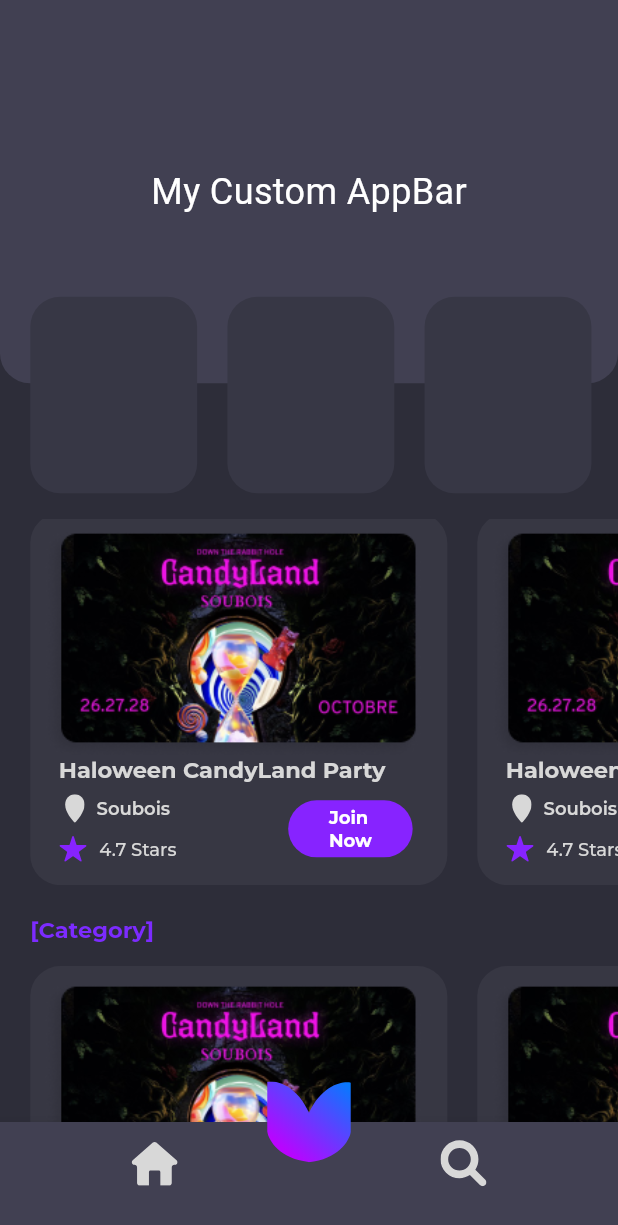
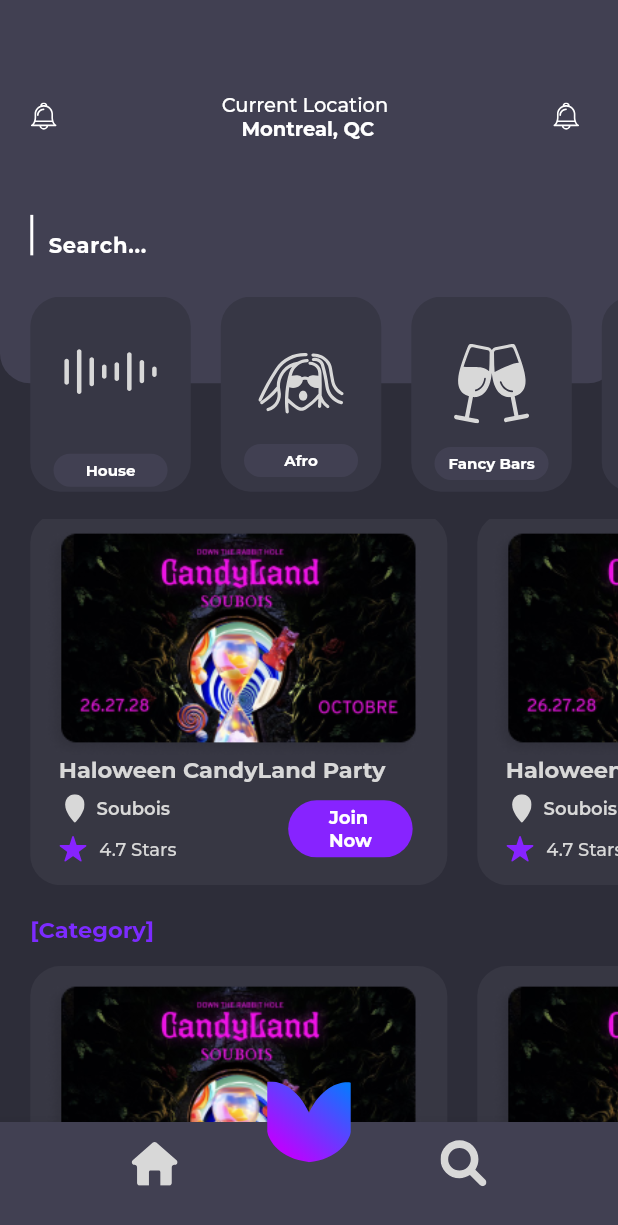
Before and after one commit to Developer-Faheem/EventsApp, a Flutter app: the screen it shows after launch, scrolled down 576 dp, on a phone screen of 412 x 824 dp. Shown: the top 1225 px of the screen. Run offline on Flutter 3.47's test engine with Material 2 defaults, Android fonts, the light colour scheme and no system bars; our stand-ins replace flutter_svg, google_fonts.

Commit message:
Done with Home

```diff
--- a/lib/Screens/Home_Screen.dart
+++ b/lib/Screens/Home_Screen.dart
@@ -11,7 +11,7 @@ class HomeScreen extends StatefulWidget {
 }
 
 class _HomeScreenState extends State<HomeScreen> {
-  bool isToggled = false;
+
   @override
   Widget build(BuildContext context) {
     double width = MediaQuery.of(context).size.width;
@@ -19,6 +19,7 @@ class _HomeScreenState extends State<HomeScreen> {
 
     return SafeArea(
       child: Scaffold(
+         resizeToAvoidBottomInset: false,
         body: PreferredSize(
           preferredSize: const Size.fromHeight(243),
           child: Stack(
@@ -37,63 +38,101 @@ class _HomeScreenState extends State<HomeScreen> {
                   color:
                       kAppBottomNavbar, // Set your desired background color here
                 ),
-                child: const Column(
-                  mainAxisAlignment: MainAxisAlignment.center,
+                child:  Padding(
+                  padding:  EdgeInsets.only(left:  width * 0.049,top:height*0.075,right: width*0.062 ),
+                  child: Column(
+                  //  mainAxisAlignment: MainAxisAlignment.center,
                     children: [
-                    Text(
-                      "My Custom AppBar",
-                      style: TextStyle(
-                        color: Colors.white, // Set your desired text color here
-                        fontSize: 24.0, // Set your desired text size here
+
+                     Row(
+                      mainAxisAlignment: MainAxisAlignment.spaceBetween,
+                      children: [
+                        SvgPicture.asset(
+                          'assets/svg/notification-bell.svg',
+                          width: 18,  // Specify the desired width
+                          height: 19.06,  // Specify the desired height
+                        ),
+
+                        Column(
+                          children: [
+                            Text('Current Location',style: GoogleFonts.montserrat(
+                                      fontWeight: FontWeight.w500,
+                                      fontSize: 13,
+                                      color: kPrimarytext,
+                                    letterSpacing: -0.01,
+                                    height: 0
+                                    )),
+                                      Text(' Montreal, QC',style: GoogleFonts.montserrat(
+                                      fontWeight: FontWeight.w700,
+                                      fontSize: 13,
+                                      color: kPrimarytext,
+                                    letterSpacing: -0.01,
+                                    height: 0
+                                    )),
+                          ],
+                        ),
+
+                        SvgPicture.asset(
+                          'assets/svg/notification-bell.svg',
+                          width: 18,  // Specify the desired width
+                          height: 19.06,  // Specify the desired height
+                        ),
+                      ],
+                     ),
+                  SizedBox(height: height*0.06,),
+                  Container(
+                    height:27 ,
+                    decoration:const  BoxDecoration(
+                      border: Border(
+                        left: BorderSide(color: Colors.white, width: 2.0), // Left border with color and width
                       ),
                     ),
-                    // You can add more widgets or content here as needed
+                    child: Padding(
+                      padding: const EdgeInsets.only(top:10,left: 10),
+                      child: TextField(
+
+                        cursorColor: Colors.white,
+                        style: GoogleFonts.montserrat(
+                          color: Colors.white,
+                          fontSize: 14.0,
+                          fontWeight: FontWeight.w700,
+                        ),
+                        decoration: InputDecoration(
+                          hintText: 'Search...',
+                          hintStyle:  GoogleFonts.montserrat(
+                          color: kPrimarytext,
+                          fontSize: 14.0,
+                          fontWeight: FontWeight.w700,
+                        ),
+                          focusedBorder:const  UnderlineInputBorder(
+                            borderSide: BorderSide(color: Colors.transparent), // Transparent border for focus
+                          ),
+                          enabledBorder:const  UnderlineInputBorder(
+                            borderSide: BorderSide(color: Colors.transparent), // Transparent border for enabled
+                          ),
+                        ),
+                      ),
+                    ),
+                  )
+
+
+
+
                     ],
+                  ),
                 ),
               ),
               Positioned(
                   top: height * 0.24,
-                  child: Row(
-                    children: [
-                      SizedBox(
-                        width: width * 0.049,
+                  left:  width * 0.049,
+
+
+                  child: CategoryCards(),
                   ),
-                      Container(
-                        decoration: BoxDecoration(
-                          borderRadius: BorderRadius.circular(20),
-                          color: kSmallcards,
-                        ),
-                        width: width * 0.27,
-                        height: height * 0.159,
-                      ),
-                      SizedBox(
-                        width: width * 0.049,
-                      ),
-                      Container(
-                        decoration: BoxDecoration(
-                          borderRadius: BorderRadius.circular(20),
-                          color: kSmallcards,
-                        ),
-                        width: width * 0.27,
-                        height: height * 0.159,
-                      ),
-                      SizedBox(
-                        width: width * 0.049,
-                      ),
-                      Container(
-                        decoration: BoxDecoration(
-                          borderRadius: BorderRadius.circular(20),
-                          color: kSmallcards,
-                        ),
-                        width: width * 0.27,
-                        height: height * 0.159,
-                      ),
-                    ],
-                  )),
               Padding(
                 padding:
                     EdgeInsets.only(top: height * 0.42, left: width * 0.049),
-                child: Container(
+                child: SizedBox(
                   width: double.infinity,
                //   color: Colors.red,
                   child: SingleChildScrollView(
@@ -112,7 +151,7 @@ class _HomeScreenState extends State<HomeScreen> {
                                 264, // Set the desired height of the horizontal list
                             child: EventCard(),
                           ),
-                            SizedBox(height:20 ,),
+                            const SizedBox(height:20 ,),
                          Text('Must Go Clubs in Montreal',style: GoogleFonts.montserrat(
                                         fontWeight: FontWeight.w700,
                                         fontSize: 15,
@@ -120,12 +159,12 @@ class _HomeScreenState extends State<HomeScreen> {
                                       letterSpacing: -0.01,
                                       height: 0
                                       )),
-                         SizedBox(
+                         const SizedBox(
                             height:
                                 198, // Set the desired height of the horizontal list
                             child: ClubCard(),
                           ),
-                         SizedBox(height:20 ,),
+                         const SizedBox(height:20 ,),
                              Text('[Category]',style: GoogleFonts.montserrat(
                                         fontWeight: FontWeight.w700,
                                         fontSize: 15,
@@ -141,7 +180,7 @@ class _HomeScreenState extends State<HomeScreen> {
                             child: EventCard(),
                           ),
 
-                             SizedBox(height:20 ,),
+                             const SizedBox(height:20 ,),
                              Text('[Category]',style: GoogleFonts.montserrat(
                                         fontWeight: FontWeight.w700,
                                         fontSize: 15,
@@ -157,20 +196,22 @@ class _HomeScreenState extends State<HomeScreen> {
                             child: EventCard(),
                           ),
 
-                              SizedBox(height:20 ,),
+                              const SizedBox(height:16 ,),
                          Text('Browse by Category',style: GoogleFonts.montserrat(
                                         fontWeight: FontWeight.w700,
                                         fontSize: 15,
                                         color: kSecondary,
                                       letterSpacing: -0.01,
                                       height: 0
-                                      )),
+                                      ),),
+                                      const SizedBox(height:20 ,),
+
                             SizedBox(
                             height:
                                 130, // Set the desired height of the horizontal list
                             child: CategoryCards(),
                           ),
-                          SizedBox(height:20 ,),
+                          const SizedBox(height:20 ,),
                         ]),
                   ),
                 ),
@@ -223,7 +264,7 @@ class EventCard extends StatelessWidget {
                          letterSpacing: -0.01,
                          height: 0
                         ), ),
-                          SizedBox(height: 8,),
+                          const SizedBox(height: 8,),
                Row(
 
                  children: [
@@ -236,7 +277,7 @@ class EventCard extends StatelessWidget {
                                     width: 13, // Specify the desired width
                                     height: 19, // Specify the desired height
                                   ),
-                            SizedBox(width: 8,),
+                            const SizedBox(width: 8,),
                             Text('Soubois',
                             style: GoogleFonts.montserrat(
                                     fontWeight: FontWeight.w600,
@@ -247,7 +288,7 @@ class EventCard extends StatelessWidget {
                                   ),) ,
                                   ],
                        ),
-                         SizedBox(height: 8,),
+                         const SizedBox(height: 8,),
                        Row(
                         children: [
                               SvgPicture.asset(
@@ -255,7 +296,7 @@ class EventCard extends StatelessWidget {
                             width: 19, // Specify the desired width
                             height: 19, // Specify the desired height
                           ),
-                           SizedBox(width: 8,),
+                           const SizedBox(width: 8,),
                             Text('4.7 Stars',
                             style: GoogleFonts.montserrat(
                                     fontWeight: FontWeight.w500,
@@ -268,7 +309,7 @@ class EventCard extends StatelessWidget {
                        )
                      ],
                    ),
-                     SizedBox(width: 74.5,),
+                     const SizedBox(width: 74.5,),
                     Container(
                       width: 83,
                       height: 38,
@@ -324,10 +365,10 @@ class ClubCard extends StatelessWidget {
             alignment: Alignment.topRight,
             children: [
               Container(
-                margin: EdgeInsets.only(top:12,right: 13),
+                margin: const EdgeInsets.only(top:12,right: 13),
                 width: 273,
                 height: 167,
-                decoration: BoxDecoration(
+                decoration: const BoxDecoration(
 
                 ),
                 child: Image.asset('assets/pictures/clubs.png'), // Replace with your image
@@ -374,7 +415,7 @@ class ClubCard extends StatelessWidget {
                                     )
                     ), // Customize the color as needed
                     ),
-                    SizedBox(width: 10,),
+                    const SizedBox(width: 10,),
                     Column(
                       crossAxisAlignment: CrossAxisAlignment.start,
                       children: [
@@ -414,30 +455,66 @@ class ClubCard extends StatelessWidget {
 }
 
 class CategoryCards extends StatelessWidget {
-  const CategoryCards({super.key});
+   CategoryCards({super.key});
+
+
+   final List<Map<String, String>> categoryList = [
+    {
+      'url': 'assets/svg/houseIcon.svg',
+      'name': 'House',
+    },
+    {
+      'url': 'assets/svg/afro.svg',
+      'name': 'Afro',
+    },
+    {
+      'url': 'assets/svg/fancyBars.svg',
+      'name': 'Fancy Bars',
+    },
+     {
+      'url': 'assets/svg/afro.svg',
+      'name': 'Afro',
+    },
+    {
+      'url': 'assets/svg/fancyBars.svg',
+      'name': 'Fancy Bars',
+    },
+  ];
 
   @override
   Widget build(BuildContext context) {
-   return ListView.builder(
+   return SizedBox(
+    height: 130,
+    width: MediaQuery.of(context).size.width*1,
+     child: ListView.builder(
         scrollDirection: Axis.horizontal,
-      itemCount: 5, // Adjust the number of containers as needed
+        itemCount: categoryList.length, // Adjust the number of containers as needed
         itemBuilder: (BuildContext context, int index) {
           return Container(
             decoration: BoxDecoration(
                 color: kSmallcards, borderRadius: BorderRadius.circular(20)),
             width: 107,
             height: 130,
-          margin: const EdgeInsets.only(right: 20, top: 16),
+                    margin: const EdgeInsets.only(right: 20),
             child: Column(
               mainAxisAlignment: MainAxisAlignment.spaceAround,
               children: [
+
+               SizedBox(height: 8,),
+
+              SvgPicture.asset(
+                      categoryList[index]['url'].toString(),
+                     // width: 72, // Specify the desired width
+                     // height: 69.57, // Specify the desired height
+                   ),
+
               Container( decoration: BoxDecoration(
                 color: kAppBottomNavbar, borderRadius: BorderRadius.circular(20)),
             width: 76,
             height: 22,
             alignment: Alignment.center,
             child: Text(
-                      'House',
+                        categoryList[index]['name'].toString(),
                         style :GoogleFonts.montserrat(
                         fontWeight: FontWeight.w700,
                         fontSize: 10,
@@ -448,6 +525,7 @@ class CategoryCards extends StatelessWidget {
                       ) ,
             )
             ],),
-        );});
+          );}),
+   );
   }
 }
--- a/lib/Widgets/Bottom_Navbar.dart
+++ b/lib/Widgets/Bottom_Navbar.dart
@@ -21,6 +21,7 @@ class _CustomBottomNavigationBarState extends State<CustomBottomNavigationBar> {
   @override
   Widget build(BuildContext context) {
     return Scaffold(
+      resizeToAvoidBottomInset: false,
       body: _currentIndex == 0 ? HomeScreen() : SearchScreen(),
       bottomNavigationBar: Container(
         width: 390,
```
Also changed, not shown: assets/svg/afro.svg (added), assets/svg/fancyBars.svg (added), assets/svg/houseIcon.svg (added). Lines whose indentation alone changed are shown as unchanged.
